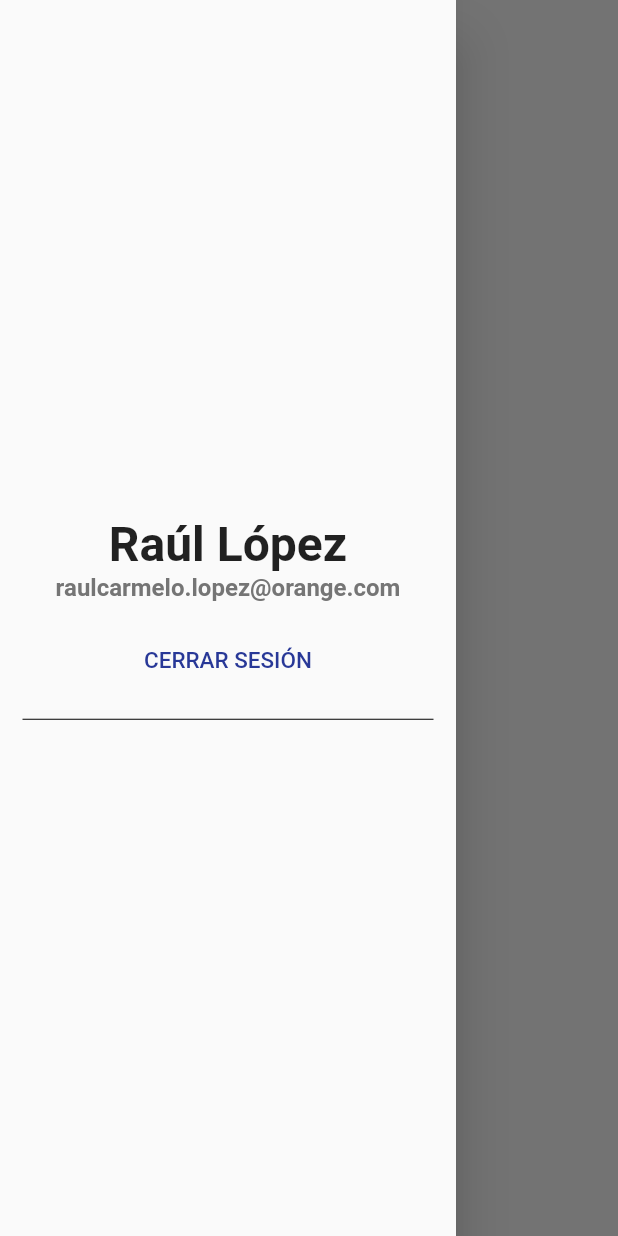
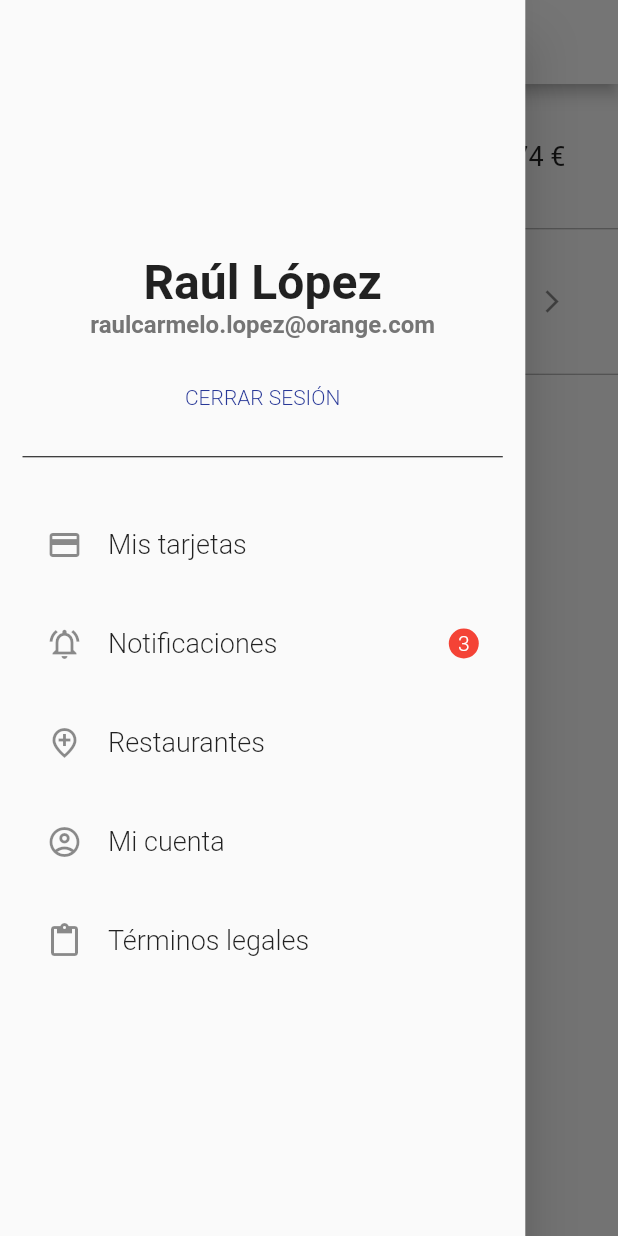
Before and after one commit to rldona/sodexo-flutter-clone, a Flutter app: the HomePage screen opened by its route, with the side drawer open, on a phone screen of 412 x 824 dp. Run offline on Flutter 3.47's test engine with Material 2 defaults, Android fonts, the phone set to English and light mode, and no system bars; our stand-ins replace flutter_switch.

Commit message:
feat: added drawer content and ListTile home

```diff
--- a/lib/src/pages/home_page.dart
+++ b/lib/src/pages/home_page.dart
@@ -13,7 +13,14 @@ class _HomePageState extends State<HomePage> {
   @override
   Widget build(BuildContext context) {
     return Scaffold(
-      drawer: Drawer(
+      appBar: AppBar(
+        title: Text(''),
+        backgroundColor: Colors.white,
+        iconTheme: IconThemeData(color: _primaryColor),
+      ),
+      drawer: Container(
+        width: MediaQuery.of(context).size.width * 0.85,
+        child: Drawer(
           child: Padding(
             padding: const EdgeInsets.all(15),
             child: Column(
@@ -38,11 +45,13 @@ class _HomePageState extends State<HomePage> {
                   height: 15,
                 ),
                 TextButton(
-                onPressed: () => print('register button pressed!'),
+                  onPressed: () =>
+                      Navigator.pushReplacementNamed(context, '/login'),
                   child: Text(
                     'CERRAR SESIÓN',
                     style: TextStyle(
-                    fontSize: 15,
+                      fontSize: 14,
+                      fontWeight: FontWeight.w300,
                       color: _primaryColor,
                     ),
                   ),
@@ -54,29 +63,145 @@ class _HomePageState extends State<HomePage> {
                   height: 1,
                   color: Colors.black,
                 ),
+                SizedBox(
+                  height: 30,
+                ),
+                ListTile(
+                  leading: Icon(Icons.credit_card_outlined),
+                  minLeadingWidth: 25,
+                  title: Text(
+                    'Mis tarjetas',
+                    style: TextStyle(
+                      fontSize: 18,
+                      fontWeight: FontWeight.w300,
+                    ),
+                  ),
+                  onTap: null,
+                ),
+                SizedBox(height: 10),
+                ListTile(
+                  leading: Icon(Icons.notifications_active_outlined),
+                  title: Text(
+                    'Notificaciones',
+                    style: TextStyle(
+                      fontSize: 18,
+                      fontWeight: FontWeight.w300,
+                    ),
+                  ),
+                  minLeadingWidth: 25,
+                  trailing: CircleAvatar(
+                    radius: 10.0,
+                    backgroundColor: Colors.red,
+                    child: Text(
+                      '3',
+                      style: TextStyle(
+                        color: Colors.white,
+                        fontSize: 14,
+                        fontWeight: FontWeight.w300,
+                      ),
+                    ),
+                  ),
+                  onTap: null,
+                ),
+                SizedBox(height: 10),
+                ListTile(
+                  leading: Icon(Icons.add_location_outlined),
+                  minLeadingWidth: 25,
+                  title: Text(
+                    'Restaurantes',
+                    style: TextStyle(
+                      fontSize: 18,
+                      fontWeight: FontWeight.w300,
+                    ),
+                  ),
+                  onTap: null,
+                ),
+                SizedBox(height: 10),
+                ListTile(
+                  leading: Icon(Icons.account_circle_outlined),
+                  minLeadingWidth: 25,
+                  title: Text(
+                    'Mi cuenta',
+                    style: TextStyle(
+                      fontSize: 18,
+                      fontWeight: FontWeight.w300,
+                    ),
+                  ),
+                  onTap: null,
+                ),
+                SizedBox(height: 10),
+                ListTile(
+                  leading: Icon(Icons.paste),
+                  minLeadingWidth: 25,
+                  title: Text(
+                    'Términos legales',
+                    style: TextStyle(
+                      fontSize: 18,
+                      fontWeight: FontWeight.w300,
+                    ),
+                  ),
+                  onTap: null,
+                ),
               ],
             ),
           ),
         ),
-      body: Container(
-        child: Center(
-          child: ElevatedButton(
-            style: ElevatedButton.styleFrom(
-              primary: _primaryColor, // background
-              onPrimary: Colors.white, // foreground
-              elevation: 0,
-              shadowColor: Colors.transparent,
       ),
-            onPressed: () => Navigator.pushReplacementNamed(context, '/login'),
-            child: Text(
-              'Logout',
+      body: ListView(
+        children: [
+          ListTile(
+            leading: Icon(
+              Icons.money_outlined,
+              size: 30,
+            ),
+            minLeadingWidth: 30,
+            contentPadding:
+                EdgeInsets.only(top: 20, left: 35, right: 35, bottom: 20),
+            title: Text(
+              'Saldo disponible',
               style: TextStyle(
-                fontSize: 22,
-                fontWeight: FontWeight.bold,
+                fontSize: 16,
+                fontWeight: FontWeight.w300,
               ),
             ),
+            trailing: Text(
+              '33,74 €',
+              style: TextStyle(
+                fontSize: 18,
               ),
             ),
+            onTap: null,
+          ),
+          Divider(
+            height: 1,
+            color: Colors.grey[500],
+          ),
+          ListTile(
+            leading: Icon(
+              Icons.money_outlined,
+              size: 30,
+            ),
+            minLeadingWidth: 30,
+            contentPadding:
+                EdgeInsets.only(top: 20, left: 35, right: 35, bottom: 20),
+            title: Text(
+              'Movimientos',
+              style: TextStyle(
+                fontSize: 17,
+                fontWeight: FontWeight.w300,
+              ),
+            ),
+            trailing: Icon(
+              Icons.arrow_forward_ios,
+              size: 18,
+            ),
+            onTap: null,
+          ),
+          Divider(
+            height: 1,
+            color: Colors.grey[500],
+          ),
+        ],
       ),
     );
   }
```
Lines whose indentation alone changed are shown as unchanged.
